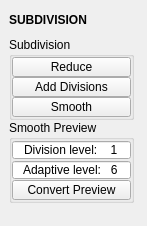
First picture: the form in tentacle/ui/subdivision.ui, repository m3trik/tentacle, before the edit.
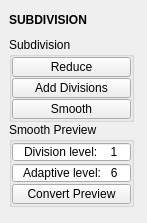
Second picture: the form after the edit. Custom widgets are drawn as their Qt base class.

```diff
--- a/tentacle/ui/subdivision.ui
+++ b/tentacle/ui/subdivision.ui
@@ -10,7 +10,7 @@
     <x>0</x>
     <y>0</y>
     <width>147</width>
-    <height>226</height>
+    <height>223</height>
    </rect>
   </property>
   <property name="minimumSize">
@@ -88,7 +88,7 @@
         </property>
         <layout class="QVBoxLayout" name="verticalLayout_3">
          <property name="spacing">
-          <number>0</number>
+          <number>1</number>
          </property>
          <property name="leftMargin">
           <number>0</number>
@@ -254,7 +254,7 @@
         </property>
         <layout class="QVBoxLayout" name="verticalLayout_4">
          <property name="spacing">
-          <number>0</number>
+          <number>1</number>
          </property>
          <property name="leftMargin">
           <number>0</number>
```
Left out of the diff: 2 changed lines with no effect on the pictures.
